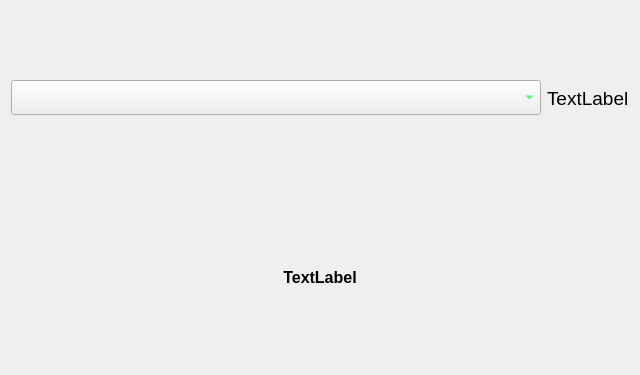
epcpower/st, file epyq/widgets/enum.ui: the form before one commit.
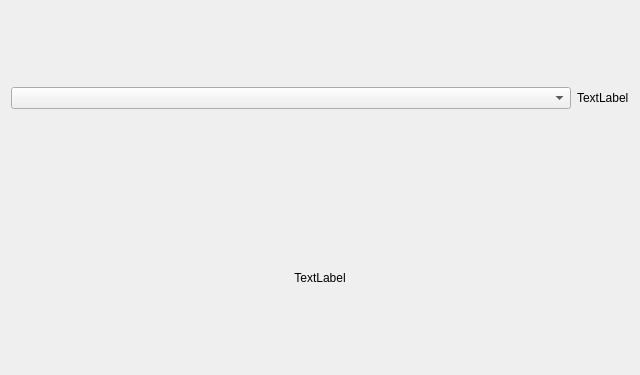
The form after the commit.

Commit message: Strip font tweaks until properly implemented

Diff of the .ui file:
```diff
--- a/epyq/widgets/enum.ui
+++ b/epyq/widgets/enum.ui
@@ -26,59 +26,10 @@
            <verstretch>0</verstretch>
           </sizepolicy>
          </property>
-         <property name="palette">
-          <palette>
-           <active>
-            <colorrole role="ButtonText">
-             <brush brushstyle="SolidPattern">
-              <color alpha="255">
-               <red>2</red>
-               <green>241</green>
-               <blue>42</blue>
-              </color>
-             </brush>
-            </colorrole>
-           </active>
-           <inactive>
-            <colorrole role="ButtonText">
-             <brush brushstyle="SolidPattern">
-              <color alpha="255">
-               <red>2</red>
-               <green>241</green>
-               <blue>42</blue>
-              </color>
-             </brush>
-            </colorrole>
-           </inactive>
-           <disabled>
-            <colorrole role="ButtonText">
-             <brush brushstyle="SolidPattern">
-              <color alpha="255">
-               <red>110</red>
-               <green>113</green>
-               <blue>117</blue>
-              </color>
-             </brush>
-            </colorrole>
-           </disabled>
-          </palette>
-         </property>
-         <property name="font">
-          <font>
-           <family>TlwgTypewriter</family>
-           <pointsize>14</pointsize>
-           <italic>false</italic>
-          </font>
-         </property>
         </widget>
        </item>
        <item>
         <widget class="QLabel" name="units">
-         <property name="font">
-          <font>
-           <pointsize>14</pointsize>
-          </font>
-         </property>
          <property name="text">
           <string>TextLabel</string>
          </property>
@@ -88,13 +39,6 @@
      </item>
      <item>
       <widget class="QLabel" name="label">
-       <property name="font">
-        <font>
-         <pointsize>12</pointsize>
-         <weight>75</weight>
-         <bold>true</bold>
-        </font>
-       </property>
        <property name="text">
         <string>TextLabel</string>
        </property>
```
The commit also changes 2 other files.
